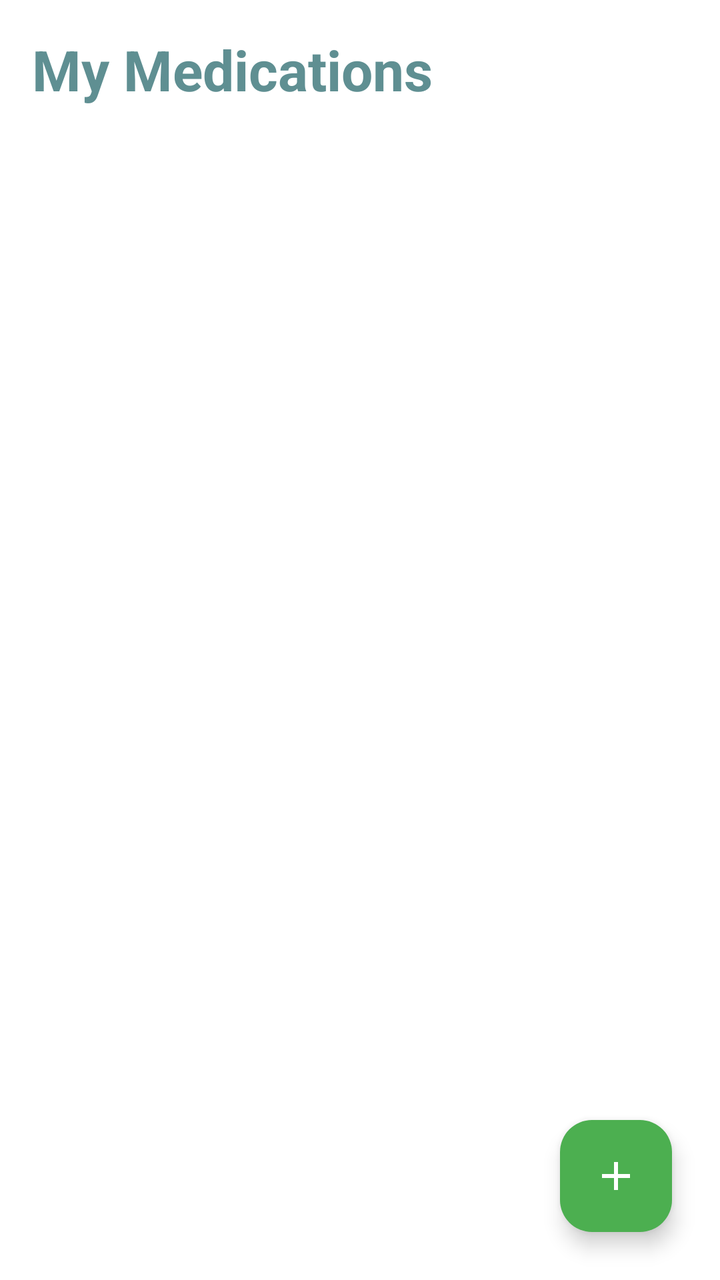
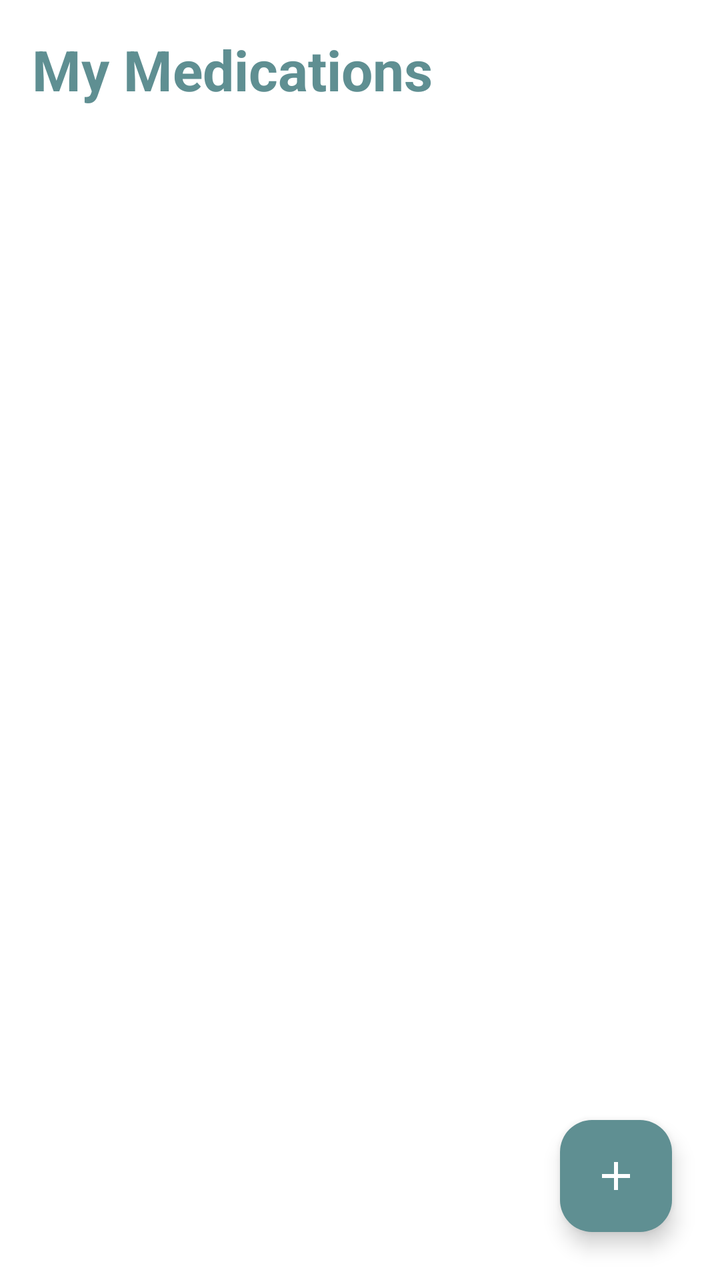

Compare the two renders of this Android layout. The source of the first and the diff that turns it into the second are given below.
<!-- AndroidManifest.xml: application theme Theme.Gycss2 -->
<!-- res/layout/activity_medication_reminders.xml -->
<?xml version="1.0" encoding="utf-8"?>
<androidx.coordinatorlayout.widget.CoordinatorLayout xmlns:android="http://schemas.android.com/apk/res/android"
    xmlns:app="http://schemas.android.com/apk/res-auto"
    android:layout_width="match_parent"
    android:layout_height="match_parent"
    android:background="@color/secondary_ivory">

    <LinearLayout
        android:layout_width="match_parent"
        android:layout_height="match_parent"
        android:orientation="vertical"
        android:padding="16dp">

        <TextView
            android:layout_width="wrap_content"
            android:layout_height="wrap_content"
            android:text="My Medications"
            android:textSize="28sp"
            android:textStyle="bold"
            android:textColor="@color/primary_navy"
            android:layout_marginBottom="16dp"/>

        <ScrollView
            android:layout_width="match_parent"
            android:layout_height="match_parent">

            <LinearLayout
                android:id="@+id/ll_reminders_container"
                android:layout_width="match_parent"
                android:layout_height="wrap_content"
                android:orientation="vertical"
                android:animateLayoutChanges="true"/>

        </ScrollView>
    </LinearLayout>

    <com.google.android.material.floatingactionbutton.FloatingActionButton
        android:id="@+id/fab_add_reminder"
        android:layout_width="wrap_content"
        android:layout_height="wrap_content"
        android:layout_gravity="bottom|end"
        android:layout_margin="24dp"
        android:src="@drawable/ic_plus"
        android:contentDescription="Add Reminder"
        app:backgroundTint="@color/volunteer_green"
        app:tint="@color/white"/>

</androidx.coordinatorlayout.widget.CoordinatorLayout>
<!-- resources referenced by this layout -->
<resources>
  <color name="primary_navy">@color/primary_teal</color>
  <color name="secondary_ivory">@color/white</color>
  <color name="volunteer_green">@color/success_green</color>
  <color name="white">#FFFFFF</color>
  <!-- drawable ic_plus (drawable) -->
  <vector xmlns:android="http://schemas.android.com/apk/res/android"
      android:width="24dp"
      android:height="24dp"
      android:viewportWidth="24"
      android:viewportHeight="24">
    <path
        android:fillColor="#FF000000"
        android:pathData="M19,13h-6v6h-2v-6H5v-2h6V5h2v6h6v2z"/>
  </vector>
  <style name="Theme.Gycss2" parent="Base.Theme.Gycss2" />
  <color name="primary_teal">#5F8F92</color>
  <color name="success_green">#4CAF50</color>
  <style name="Base.Theme.Gycss2" parent="Theme.Material3.DayNight.NoActionBar">
          
          <item name="colorPrimary">@color/primary_teal</item>
          <item name="colorOnPrimary">@color/white</item>
          <item name="colorPrimaryContainer">@color/light_teal</item>
          <item name="colorOnPrimaryContainer">@color/primary_text</item>
          
          <item name="colorSecondary">@color/dark_teal</item>
          <item name="colorOnSecondary">@color/white</item>
          <item name="colorSecondaryContainer">@color/very_light_teal</item>
          <item name="colorOnSecondaryContainer">@color/primary_text</item>
  
          <item name="colorTertiary">@color/success_green</item>
          <item name="colorOnTertiary">@color/white</item>
  
          
          <item name="android:windowBackground">@color/white</item>
          <item name="colorSurface">@color/white</item>
          <item name="colorOnSurface">@color/primary_text</item>
          <item name="colorSurfaceVariant">@color/off_white</item>
          <item name="colorOnSurfaceVariant">@color/secondary_text</item>
          <item name="colorOutlineVariant">@color/divider_gray</item>
          
          
          <item name="android:statusBarColor">@color/primary_teal</item>
          <item name="android:windowLightStatusBar">false</item>
      </style>
  <color name="light_teal">#8FB6B8</color>
  <color name="primary_text">#2F3A3B</color>
  <color name="dark_teal">#4E7F83</color>
  <color name="very_light_teal">#E6F1F2</color>
  <color name="off_white">#F5F7F8</color>
  <color name="secondary_text">#6B7C7E</color>
  <color name="divider_gray">#E0E4E7</color>
</resources>

<!-- the commit's change to res/layout/activity_medication_reminders.xml (unified diff, before → after) -->
@@ -3,7 +3,7 @@
     xmlns:app="http://schemas.android.com/apk/res-auto"
     android:layout_width="match_parent"
     android:layout_height="match_parent"
-    android:background="@color/secondary_ivory">
+    android:background="@color/white">
 
     <LinearLayout
         android:layout_width="match_parent"
@@ -14,10 +14,10 @@
         <TextView
             android:layout_width="wrap_content"
             android:layout_height="wrap_content"
-            android:text="My Medications"
-            android:textSize="28sp"
+            android:text="@string/my_medications"
+            android:textAppearance="?attr/textAppearanceHeadlineMedium"
             android:textStyle="bold"
-            android:textColor="@color/primary_navy"
+            android:textColor="?attr/colorPrimary"
             android:layout_marginBottom="16dp"/>
 
         <ScrollView
@@ -41,8 +41,8 @@
         android:layout_gravity="bottom|end"
         android:layout_margin="24dp"
         android:src="@drawable/ic_plus"
-        android:contentDescription="Add Reminder"
-        app:backgroundTint="@color/volunteer_green"
+        android:contentDescription="@string/add_reminder"
+        app:backgroundTint="?attr/colorPrimary"
         app:tint="@color/white"/>
 
 </androidx.coordinatorlayout.widget.CoordinatorLayout>
<!-- resource entries referenced after the edit -->
@@ -1,8 +1,5 @@
 <!-- resources referenced by this layout -->
 <resources>
-  <color name="primary_navy">@color/primary_teal</color>
-  <color name="secondary_ivory">@color/white</color>
-  <color name="volunteer_green">@color/success_green</color>
   <color name="white">#FFFFFF</color>
   <!-- drawable ic_plus (drawable) -->
   <vector xmlns:android="http://schemas.android.com/apk/res/android"
@@ -14,9 +11,9 @@
         android:fillColor="#FF000000"
         android:pathData="M19,13h-6v6h-2v-6H5v-2h6V5h2v6h6v2z"/>
   </vector>
+  <string name="add_reminder">Add Reminder</string>
+  <string name="my_medications">My Medications</string>
   <style name="Theme.Gycss2" parent="Base.Theme.Gycss2" />
-  <color name="primary_teal">#5F8F92</color>
-  <color name="success_green">#4CAF50</color>
   <style name="Base.Theme.Gycss2" parent="Theme.Material3.DayNight.NoActionBar">
           
           <item name="colorPrimary">@color/primary_teal</item>
@@ -44,10 +41,12 @@
           <item name="android:statusBarColor">@color/primary_teal</item>
           <item name="android:windowLightStatusBar">false</item>
       </style>
+  <color name="primary_teal">#5F8F92</color>
   <color name="light_teal">#8FB6B8</color>
   <color name="primary_text">#2F3A3B</color>
   <color name="dark_teal">#4E7F83</color>
   <color name="very_light_teal">#E6F1F2</color>
+  <color name="success_green">#4CAF50</color>
   <color name="off_white">#F5F7F8</color>
   <color name="secondary_text">#6B7C7E</color>
   <color name="divider_gray">#E0E4E7</color>
